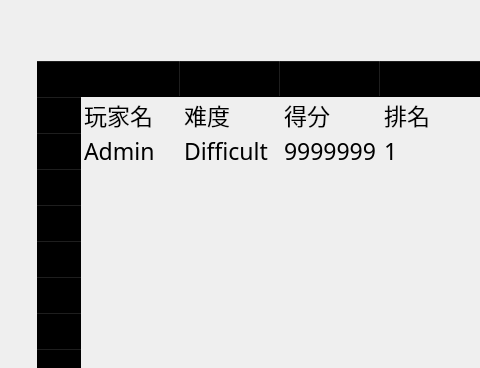
First picture: the form in Demo/ranking_list.ui, repository bezhai/moonyballs, before the edit; both pictures show x 104 to 584 and y 0 to 368 of the 1280 by 720 pixel window.
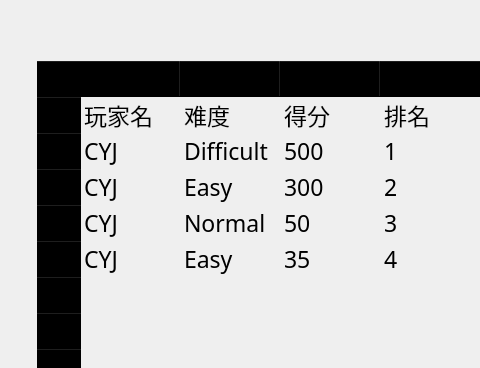
Second picture: the form after the edit. Icons and pictures are not drawn.

What changed in the file:
```diff
--- a/Demo/ranking_list.ui
+++ b/Demo/ranking_list.ui
@@ -187,7 +187,7 @@
     </item>
     <item row="1" column="0">
      <property name="text">
-      <string>Admin</string>
+      <string>CYJ</string>
      </property>
     </item>
     <item row="1" column="1">
@@ -197,7 +197,7 @@
     </item>
     <item row="1" column="2">
      <property name="text">
-      <string>9999999</string>
+      <string>500</string>
      </property>
     </item>
     <item row="1" column="3">
@@ -205,6 +205,66 @@
       <string>1</string>
      </property>
     </item>
+    <item row="2" column="0">
+     <property name="text">
+      <string>CYJ</string>
+     </property>
+    </item>
+    <item row="2" column="1">
+     <property name="text">
+      <string>Easy</string>
+     </property>
+    </item>
+    <item row="2" column="2">
+     <property name="text">
+      <string>300</string>
+     </property>
+    </item>
+    <item row="2" column="3">
+     <property name="text">
+      <string>2</string>
+     </property>
+    </item>
+    <item row="3" column="0">
+     <property name="text">
+      <string>CYJ</string>
+     </property>
+    </item>
+    <item row="3" column="1">
+     <property name="text">
+      <string>Normal</string>
+     </property>
+    </item>
+    <item row="3" column="2">
+     <property name="text">
+      <string>50</string>
+     </property>
+    </item>
+    <item row="3" column="3">
+     <property name="text">
+      <string>3</string>
+     </property>
+    </item>
+    <item row="4" column="0">
+     <property name="text">
+      <string>CYJ</string>
+     </property>
+    </item>
+    <item row="4" column="1">
+     <property name="text">
+      <string>Easy</string>
+     </property>
+    </item>
+    <item row="4" column="2">
+     <property name="text">
+      <string>35</string>
+     </property>
+    </item>
+    <item row="4" column="3">
+     <property name="text">
+      <string>4</string>
+     </property>
+    </item>
    </widget>
   </widget>
  </widget>
```
Left out of the diff: 8 changed lines with no effect on the pictures.
